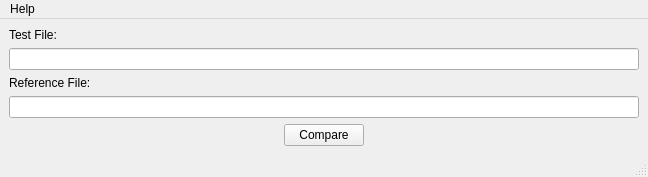
cerealito/validate, file ui/main_window.ui: the form before one commit.
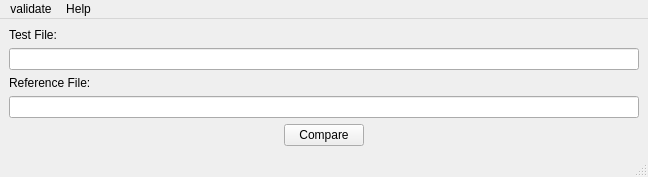
The form after the commit. Custom widgets are drawn as their Qt base class.

The edit to the form file:
```diff
--- a/ui/main_window.ui
+++ b/ui/main_window.ui
@@ -92,13 +92,20 @@
      <height>18</height>
     </rect>
    </property>
-   <widget class="QMenu" name="menuHelp">
+   <widget class="QMenu" name="menu_help">
     <property name="title">
      <string>Help</string>
     </property>
     <addaction name="actionAbout"/>
    </widget>
-   <addaction name="menuHelp"/>
+   <widget class="QMenu" name="menu_validate">
+    <property name="title">
+     <string>validate</string>
+    </property>
+    <addaction name="action_preferences"/>
+   </widget>
+   <addaction name="menu_validate"/>
+   <addaction name="menu_help"/>
   </widget>
   <widget class="QStatusBar" name="statusbar"/>
   <action name="actionAbout">
@@ -107,6 +114,13 @@
    </property>
   </action>
  </widget>
+ <customwidgets>
+  <customwidget>
+   <class>TgtLine</class>
+   <extends>QLineEdit</extends>
+   <header>gui.custom</header>
+  </customwidget>
+ </customwidgets>
  <resources/>
  <connections/>
 </ui>
```
Left out of the diff: 31 changed lines with no effect on the pictures.
